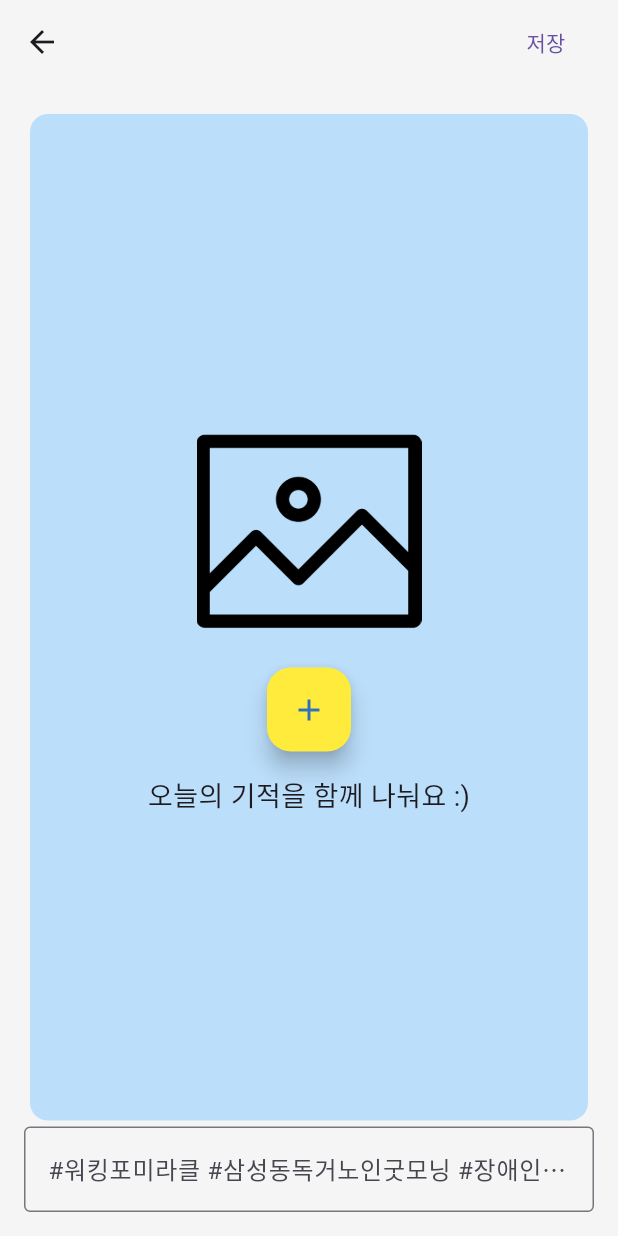
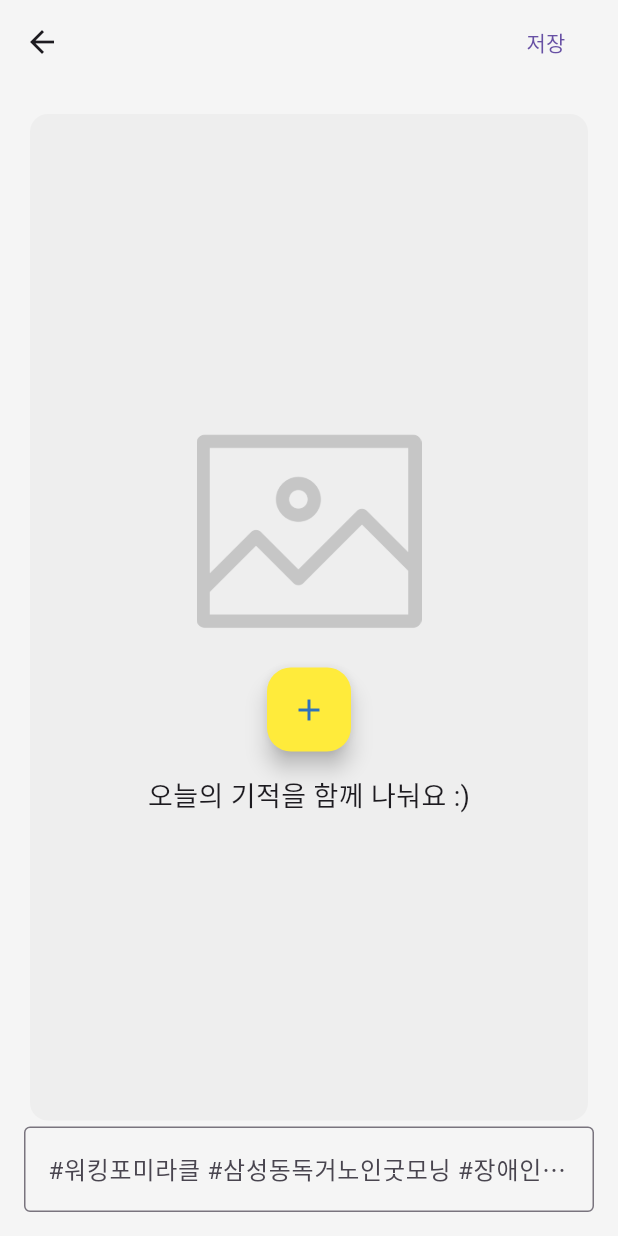
Before and after one commit to kiwi-choe/motd, a Flutter app: the PhotoEditorScreen screen opened directly, on a phone screen of 412 x 824 dp. Run offline on Flutter 3.47's test engine with Material 3 defaults, Android fonts, the phone set to English and light mode, and no system bars; our stand-ins replace cached_network_image, cloud_firestore, firebase_core, firebase_storage, image_picker, logger and 1 more; accounts and stored records are empty; generated files the repository leaves out were written again; Roboto replaces fonts that are missing (Pretendard); project files that could hold a hidden picture were left out.

Commit message:
design 수정

```diff
--- a/lib/screens/photo_editor/photo_editor_screen.dart
+++ b/lib/screens/photo_editor/photo_editor_screen.dart
@@ -154,7 +154,7 @@ class _PhotoEditorScreenState extends State<PhotoEditorScreen> {
           children: [
             Expanded(
               child: Card.filled(
-                color: Colors.blue[100],
+                color: Colors.grey.shade200,
                 child: SizedBox(
                   width: double.infinity,
                   child:
@@ -207,6 +207,7 @@ class _PhotoEditorScreenState extends State<PhotoEditorScreen> {
         Image.asset(
           "assets/images/upload_image.png",
           height: 150,
+          color: Colors.grey.withOpacity(0.5),
           fit: BoxFit.contain,
         ),
         const SizedBox(
```
Also changed, not shown: lib/screens/notice_screen.dart (+26 -19 lines).
